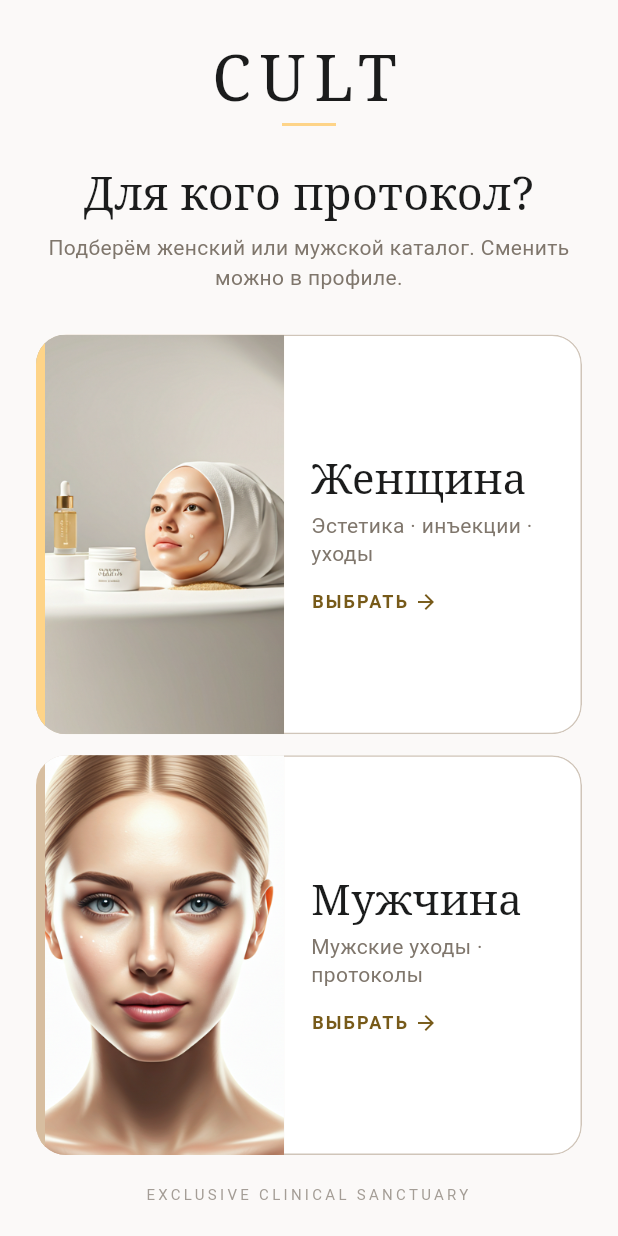
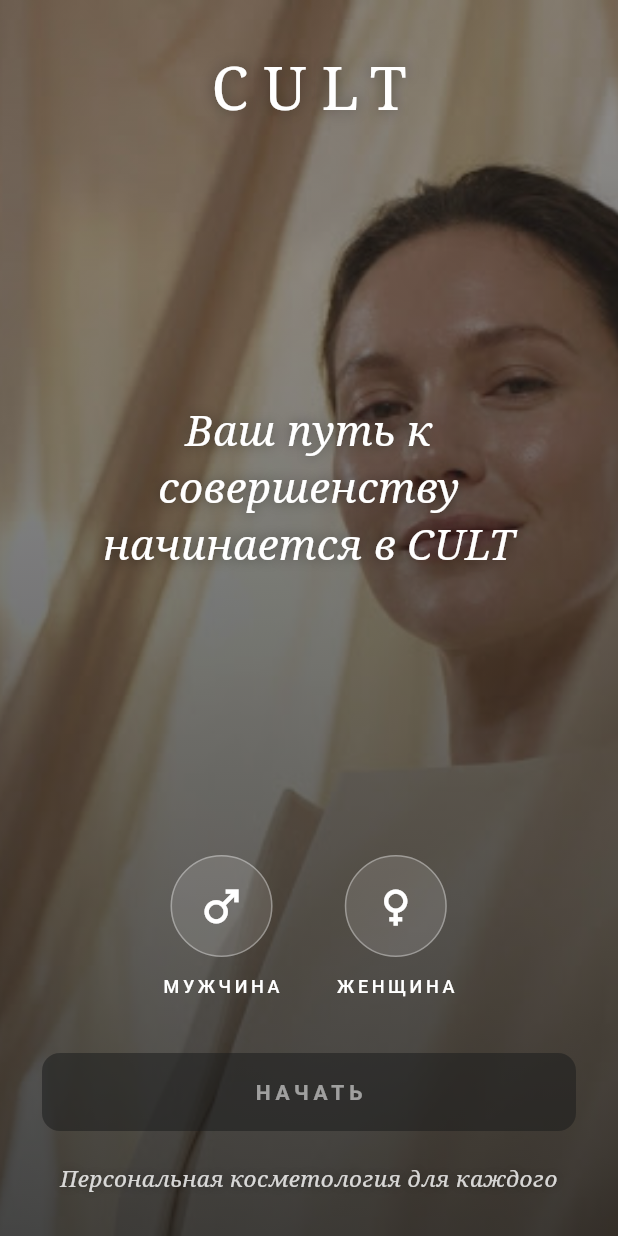
Before and after one commit to sifonyarya-afk/cult, a Flutter app: the screen it shows after launch, on a phone screen of 412 x 824 dp. Run offline on Flutter 3.47's test engine with Material 3 defaults, Android fonts, the phone set to English and light mode, and no system bars; our stand-ins replace shared_preferences.

Commit message:
Match gender choice to the Stitch video screen.
Full-bleed background, circular male/female selectors, slogan, and
НАЧАТЬ CTA before entering the app.

Co-authored-by: vladlazarevmp9875 <vladlazarevmp9875@rambler.ru>

```diff
--- a/mobile/lib/pages/gender_page.dart
+++ b/mobile/lib/pages/gender_page.dart
@@ -4,15 +4,24 @@ import '../data.dart';
 import '../theme.dart';
 import '../widgets.dart';
 
-class GenderPage extends StatelessWidget {
+class GenderPage extends StatefulWidget {
   const GenderPage({super.key, this.onDone});
 
   final VoidCallback? onDone;
 
-  Future<void> _pick(BuildContext context, ClientGender gender) async {
+  @override
+  State<GenderPage> createState() => _GenderPageState();
+}
+
+class _GenderPageState extends State<GenderPage> {
+  ClientGender? _selected;
+
+  Future<void> _start() async {
+    final gender = _selected;
+    if (gender == null) return;
     await ClinicScope.of(context).setGender(gender);
-    onDone?.call();
-    if (onDone == null && context.mounted && Navigator.of(context).canPop()) {
+    widget.onDone?.call();
+    if (widget.onDone == null && mounted && Navigator.of(context).canPop()) {
       Navigator.of(context).pop(gender);
     }
   }
@@ -20,128 +29,106 @@ class GenderPage extends StatelessWidget {
   @override
   Widget build(BuildContext context) {
     return Scaffold(
-      body: SafeArea(
-        child: Padding(
-          padding: const EdgeInsets.fromLTRB(24, 28, 24, 20),
-          child: Column(
-            crossAxisAlignment: CrossAxisAlignment.stretch,
+      backgroundColor: Cult.ink,
+      body: Stack(
+        fit: StackFit.expand,
         children: [
-              Text('CULT', style: cultHeadline(42).copyWith(letterSpacing: 6), textAlign: TextAlign.center),
-              const SizedBox(height: 6),
-              const Center(child: SizedBox(width: 36, height: 2, child: ColoredBox(color: Cult.gold))),
-              const SizedBox(height: 28),
-              Text('Для кого протокол?', style: cultHeadline(30), textAlign: TextAlign.center),
-              const SizedBox(height: 8),
-              const Text(
-                'Подберём женский или мужской каталог. Сменить можно в профиле.',
-                textAlign: TextAlign.center,
-                style: TextStyle(color: Cult.muted, height: 1.4),
-              ),
-              const SizedBox(height: 28),
-              Expanded(
-                child: _GenderChoice(
-                  title: 'Женщина',
-                  note: 'Эстетика · инъекции · уходы',
-                  image: 'sculpt',
-                  accent: Cult.gold,
-                  onTap: () => _pick(context, ClientGender.woman),
+          Image.asset(
+            'assets/media/gender-bg.jpg',
+            fit: BoxFit.cover,
+            errorBuilder: (_, _, _) => Image.asset(
+              photo['interior'] ?? photo['logo']!,
+              fit: BoxFit.cover,
+              errorBuilder: (_, _, _) => const ColoredBox(color: Color(0xFF2C2A28)),
             ),
           ),
-              const SizedBox(height: 14),
-              Expanded(
-                child: _GenderChoice(
-                  title: 'Мужчина',
-                  note: 'Мужские уходы · протоколы',
-                  image: 'tone',
-                  accent: Cult.sand,
-                  onTap: () => _pick(context, ClientGender.man),
-                ),
-              ),
-              const SizedBox(height: 20),
-              Text(
-                'EXCLUSIVE CLINICAL SANCTUARY',
-                textAlign: TextAlign.center,
-                style: TextStyle(color: Cult.muted.withValues(alpha: 0.7), letterSpacing: 2.2, fontSize: 10),
-              ),
+          const DecoratedBox(
+            decoration: BoxDecoration(
+              gradient: LinearGradient(
+                begin: Alignment.topCenter,
+                end: Alignment.bottomCenter,
+                colors: [
+                  Color(0x661B1C1C),
+                  Color(0x991B1C1C),
+                  Color(0xCC1B1C1C),
                 ],
               ),
             ),
           ),
-    );
-  }
-}
-
-class _GenderChoice extends StatelessWidget {
-  const _GenderChoice({
-    required this.title,
-    required this.note,
-    required this.image,
-    required this.accent,
-    required this.onTap,
-  });
-
-  final String title;
-  final String note;
-  final String image;
-  final Color accent;
-  final VoidCallback onTap;
-
-  @override
-  Widget build(BuildContext context) {
-    return Material(
+          SafeArea(
+            child: Padding(
+              padding: const EdgeInsets.fromLTRB(28, 36, 28, 28),
+              child: Column(
+                children: [
+                  Text(
+                    'CULT',
+                    style: cultHeadline(40).copyWith(
                       color: Colors.white,
-      borderRadius: BorderRadius.circular(20),
-      clipBehavior: Clip.antiAlias,
-      child: InkWell(
-        onTap: onTap,
-        child: DecoratedBox(
-          decoration: BoxDecoration(
-            border: Border.all(color: Cult.line),
-            borderRadius: BorderRadius.circular(20),
+                      letterSpacing: 10,
+                      fontWeight: FontWeight.w500,
+                      shadows: const [Shadow(color: Color(0x66000000), blurRadius: 12)],
                     ),
-          child: Row(
+                  ),
+                  Expanded(
+                    child: Center(
+                      child: Text(
+                        'Ваш путь к совершенству\nначинается в CULT',
+                        textAlign: TextAlign.center,
+                        style: cultHeadline(28).copyWith(
+                          color: Colors.white,
+                          fontStyle: FontStyle.italic,
+                          height: 1.35,
+                          shadows: const [Shadow(color: Color(0x66000000), blurRadius: 10)],
+                        ),
+                      ),
+                    ),
+                  ),
+                  Row(
+                    mainAxisAlignment: MainAxisAlignment.center,
                     children: [
-              Expanded(
-                flex: 5,
-                child: ColoredBox(
-                  color: accent.withValues(alpha: 0.25),
-                  child: Stack(
-                    fit: StackFit.expand,
-                    children: [
-                      Image.asset(
-                        photo[image] ?? photo['logo']!,
-                        fit: BoxFit.cover,
-                        errorBuilder: (_, _, _) => ColoredBox(color: accent.withValues(alpha: 0.35)),
+                      _GenderCircle(
+                        label: 'Мужчина',
+                        icon: Icons.male,
+                        selected: _selected == ClientGender.man,
+                        onTap: () => setState(() => _selected = ClientGender.man),
                       ),
-                      Align(
-                        alignment: Alignment.centerLeft,
-                        child: Container(width: 6, color: accent),
+                      const SizedBox(width: 36),
+                      _GenderCircle(
+                        label: 'Женщина',
+                        icon: Icons.female,
+                        selected: _selected == ClientGender.woman,
+                        onTap: () => setState(() => _selected = ClientGender.woman),
                       ),
                     ],
                   ),
+                  const SizedBox(height: 36),
+                  SizedBox(
+                    width: double.infinity,
+                    child: FilledButton(
+                      style: FilledButton.styleFrom(
+                        backgroundColor: Cult.ink,
+                        foregroundColor: Colors.white,
+                        disabledBackgroundColor: Cult.ink.withValues(alpha: 0.55),
+                        disabledForegroundColor: Colors.white54,
+                        padding: const EdgeInsets.symmetric(vertical: 18),
+                        shape: RoundedRectangleBorder(borderRadius: BorderRadius.circular(12)),
+                        textStyle: const TextStyle(letterSpacing: 3.2, fontWeight: FontWeight.w600, fontSize: 14),
+                      ),
+                      onPressed: _selected == null ? null : _start,
+                      child: const Text('НАЧАТЬ'),
                     ),
                   ),
-              Expanded(
-                flex: 6,
-                child: Padding(
-                  padding: const EdgeInsets.fromLTRB(18, 16, 14, 16),
-                  child: Column(
-                    crossAxisAlignment: CrossAxisAlignment.start,
-                    mainAxisAlignment: MainAxisAlignment.center,
-                    children: [
-                      Text(title, style: cultHeadline(28)),
-                      const SizedBox(height: 6),
-                      Text(note, style: const TextStyle(color: Cult.muted, height: 1.35)),
-                      const SizedBox(height: 14),
-                      const Row(
-                        children: [
+                  const SizedBox(height: 22),
                   Text(
-                            'ВЫБРАТЬ',
-                            style: TextStyle(color: Cult.secondary, letterSpacing: 1.4, fontSize: 12, fontWeight: FontWeight.w600),
+                    'Персональная косметология для каждого',
+                    textAlign: TextAlign.center,
+                    style: TextStyle(
+                      color: Colors.white.withValues(alpha: 0.8),
+                      fontStyle: FontStyle.italic,
+                      fontFamily: 'serif',
+                      fontSize: 15,
+                      shadows: const [Shadow(color: Color(0x55000000), blurRadius: 8)],
                     ),
-                          SizedBox(width: 4),
-                          Icon(Icons.arrow_forward, size: 16, color: Cult.secondary),
-                        ],
                   ),
                 ],
               ),
@@ -149,7 +136,58 @@ class _GenderChoice extends StatelessWidget {
           ),
         ],
       ),
+    );
+  }
+}
+
+class _GenderCircle extends StatelessWidget {
+  const _GenderCircle({
+    required this.label,
+    required this.icon,
+    required this.selected,
+    required this.onTap,
+  });
+
+  final String label;
+  final IconData icon;
+  final bool selected;
+  final VoidCallback onTap;
+
+  @override
+  Widget build(BuildContext context) {
+    return InkWell(
+      onTap: onTap,
+      customBorder: const CircleBorder(),
+      child: Column(
+        children: [
+          AnimatedContainer(
+            duration: const Duration(milliseconds: 220),
+            width: 68,
+            height: 68,
+            decoration: BoxDecoration(
+              shape: BoxShape.circle,
+              color: Colors.white.withValues(alpha: selected ? 0.28 : 0.12),
+              border: Border.all(
+                color: Colors.white.withValues(alpha: selected ? 0.85 : 0.35),
+                width: selected ? 1.6 : 1,
               ),
+              boxShadow: selected
+                  ? const [BoxShadow(color: Color(0x44000000), blurRadius: 16, offset: Offset(0, 6))]
+                  : null,
+            ),
+            child: Icon(icon, color: Colors.white, size: 34),
+          ),
+          const SizedBox(height: 12),
+          Text(
+            label.toUpperCase(),
+            style: TextStyle(
+              color: Colors.white,
+              letterSpacing: 2.4,
+              fontSize: 12,
+              fontWeight: selected ? FontWeight.w700 : FontWeight.w500,
+            ),
+          ),
+        ],
       ),
     );
   }
```
Also changed, not shown: mobile/assets/media/gender-bg.jpg (added), 1 other file. Lines whose indentation alone changed are shown as unchanged.
